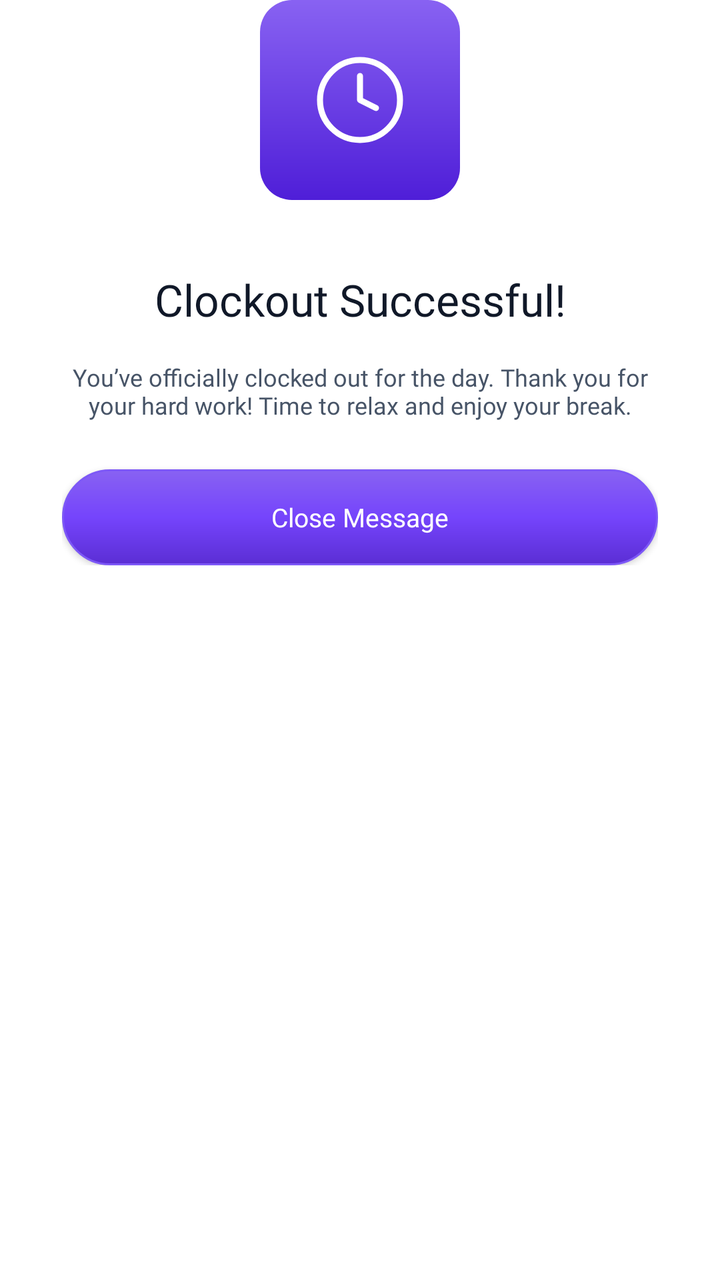
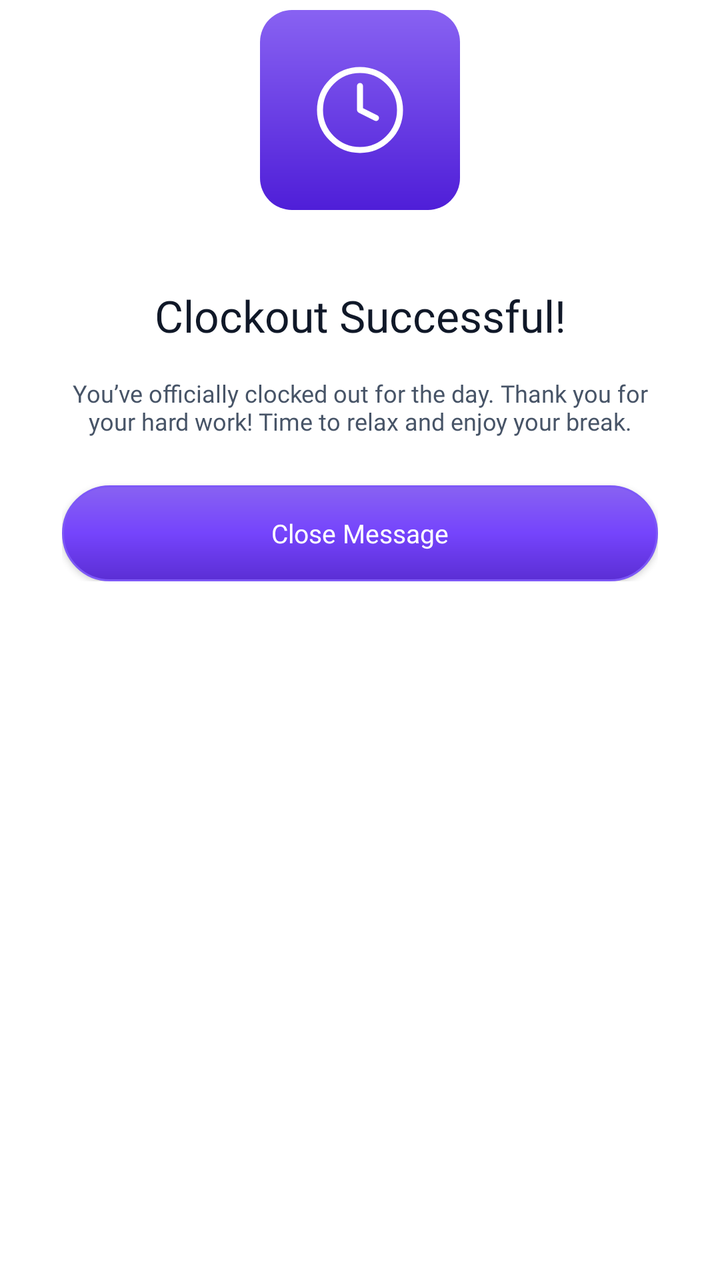

Screens rendered from an Android XML layout before and after an edit, with the pre-edit source and the edit as a unified diff.
<!-- AndroidManifest.xml: application theme Theme.Mconnect -->
<!-- res/layout/dialog_clock_out_success.xml -->
<?xml version="1.0" encoding="utf-8"?>
<FrameLayout xmlns:android="http://schemas.android.com/apk/res/android"
    android:layout_width="match_parent"
    android:layout_height="wrap_content">

    <LinearLayout
        android:layout_width="match_parent"
        android:layout_height="wrap_content"
        android:layout_marginTop="50dp"
        android:background="@drawable/bg_attendance_sheet"
        android:orientation="vertical"
        android:paddingStart="31dp"
        android:paddingTop="85dp"
        android:paddingEnd="31dp"
        android:paddingBottom="32dp">

        <TextView
            android:layout_width="match_parent"
            android:layout_height="wrap_content"
            android:fontFamily="@font/inter_semibold"
            android:gravity="center"
            android:text="Clockout Successful!"
            android:textColor="#101828"
            android:textSize="22sp" />

        <TextView
            android:layout_width="match_parent"
            android:layout_height="wrap_content"
            android:layout_marginTop="16dp"
            android:fontFamily="@font/inter_medium"
            android:gravity="center"
            android:text="You’ve officially clocked out for the day. Thank you for your hard work! Time to relax and enjoy your break."
            android:textColor="#475467"
            android:textSize="12sp" />

        <androidx.appcompat.widget.AppCompatButton
            android:id="@+id/btnCloseClockOutSuccess"
            android:layout_width="match_parent"
            android:layout_height="48dp"
            android:layout_marginTop="24dp"
            android:background="@drawable/bg_attendance_btn_primary"
            android:fontFamily="@font/inter_medium"
            android:text="Close Message"
            android:textAllCaps="false"
            android:textColor="#FFFFFF"
            android:textSize="13sp" />
    </LinearLayout>

    <FrameLayout
        android:layout_width="100dp"
        android:layout_height="100dp"
        android:layout_gravity="top|center_horizontal"
        android:background="@drawable/bg_attendance_badge">

        <ImageView
            android:layout_width="48dp"
            android:layout_height="48dp"
            android:layout_gravity="center"
            android:src="@drawable/ic_clock"
            android:tint="#FFFFFF" />
    </FrameLayout>

</FrameLayout>
<!-- resources referenced by this layout -->
<resources>
  <!-- drawable bg_attendance_badge (drawable) -->
  <?xml version="1.0" encoding="utf-8"?>
  <shape xmlns:android="http://schemas.android.com/apk/res/android" android:shape="rectangle">
      <gradient
          android:angle="270"
          android:startColor="#8862F2"
          android:endColor="#4F1ED8"
          android:type="linear" />
      <corners android:radius="16dp" />
  </shape>
  <!-- drawable bg_attendance_btn_primary (drawable) -->
  <?xml version="1.0" encoding="utf-8"?>
  <shape xmlns:android="http://schemas.android.com/apk/res/android" android:shape="rectangle">
      <gradient
          android:angle="270"
          android:startColor="#8862F2"
          android:centerColor="#7544FC"
          android:endColor="#5B2ED4"
          android:type="linear" />
      <corners android:radius="100dp" />
      <stroke
          android:width="1dp"
          android:color="#7D58F7" />
  </shape>
  <!-- drawable bg_attendance_sheet (drawable) -->
  <?xml version="1.0" encoding="utf-8"?>
  <shape xmlns:android="http://schemas.android.com/apk/res/android" android:shape="rectangle">
      <solid android:color="#FFFFFF" />
      <corners
          android:topLeftRadius="16dp"
          android:topRightRadius="16dp" />
  </shape>
  <!-- drawable ic_clock (drawable) -->
  <?xml version="1.0" encoding="utf-8"?>
  <vector xmlns:android="http://schemas.android.com/apk/res/android"
      android:width="24dp"
      android:height="24dp"
      android:viewportWidth="24"
      android:viewportHeight="24"
      android:tint="?attr/colorWarning">
      <path
          android:pathData="M12,12m-10,0a10,10 0,1 1,20 0a10,10 0,1 1,-20 0"
          android:strokeWidth="1.5"
          android:strokeColor="@android:color/white"
          android:fillColor="#00000000" />
      <path
          android:pathData="M12,6V12L16,14"
          android:strokeWidth="1.5"
          android:strokeColor="@android:color/white"
          android:strokeLineCap="round"
          android:strokeLineJoin="round" />
  </vector>
  <color name="lt_accent_primary">#FF7C3AED</color>
  <color name="lt_accent_secondary">#FFA855F7</color>
  <color name="lt_foreground_inverse">#FFFFFFFF</color>
  <color name="lt_surface_primary">#FFFFFFFF</color>
  <color name="lt_surface_secondary">#FFF4F4F5</color>
  <color name="lt_foreground_primary">#FF18181B</color>
  <color name="lt_accent_primary_hover">#FF6D28D9</color>
  <color name="lt_surface_tertiary">#FFE4E4E7</color>
  <color name="lt_surface_inverse">#FF18181B</color>
  <color name="lt_foreground_secondary">#FF52525B</color>
  <color name="lt_foreground_muted">#FFA1A1AA</color>
  <color name="lt_border">#FFE4E4E7</color>
  <color name="lt_border_light">#FFF4F4F5</color>
  <color name="lt_error">#FFDC2626</color>
  <color name="lt_success">#FF16A34A</color>
  <color name="lt_warning">#FFD97706</color>
  <color name="lt_info">#FF2563EB</color>
  <color name="lt_accent_light">#FFEDE9FE</color>
  <color name="lt_success_light">#FFDCFCE7</color>
  <color name="lt_warning_light">#FFFEF3C7</color>
  <color name="lt_error_light">#FFFEE2E2</color>
  <color name="lt_info_light">#FFDBEAFE</color>
  <!-- unchanged entries left out for length: 1 -->
</resources>

<!-- the commit's change to res/layout/dialog_clock_out_success.xml (unified diff, before → after) -->
@@ -6,7 +6,7 @@
     <LinearLayout
         android:layout_width="match_parent"
         android:layout_height="wrap_content"
-        android:layout_marginTop="50dp"
+        android:layout_marginTop="58dp"
         android:background="@drawable/bg_attendance_sheet"
         android:orientation="vertical"
         android:paddingStart="31dp"
@@ -50,6 +50,7 @@
         android:layout_width="100dp"
         android:layout_height="100dp"
         android:layout_gravity="top|center_horizontal"
+        android:layout_marginTop="5dp"
         android:background="@drawable/bg_attendance_badge">
 
         <ImageView
